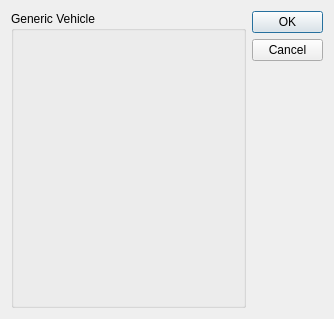
Qt form src/ui/uas/PreFlightCalibrationDialog.ui (ArduPilot/apm_planner) before a commit.
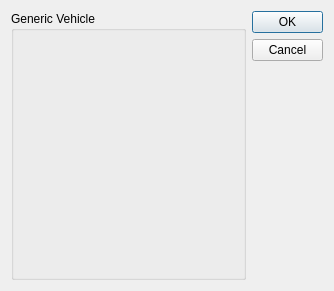
The same form after that commit.

Commit message: Actions Widget: Preflight Calibration Dialog (III)

Diff of the .ui file:
```diff
--- a/src/ui/uas/PreFlightCalibrationDialog.ui
+++ b/src/ui/uas/PreFlightCalibrationDialog.ui
@@ -7,7 +7,7 @@
     <x>0</x>
     <y>0</y>
     <width>334</width>
-    <height>319</height>
+    <height>291</height>
    </rect>
   </property>
   <property name="windowTitle">
@@ -15,7 +15,7 @@
   </property>
   <layout class="QHBoxLayout" name="horizontalLayout_2">
    <item>
-    <layout class="QHBoxLayout" name="horizontalLayout" stretch="10,0">
+    <layout class="QHBoxLayout" name="horizontalLayout" stretch="0,0">
      <item>
       <widget class="QGroupBox" name="groupBox">
        <property name="minimumSize">
```
The commit also changes 2 other files.
